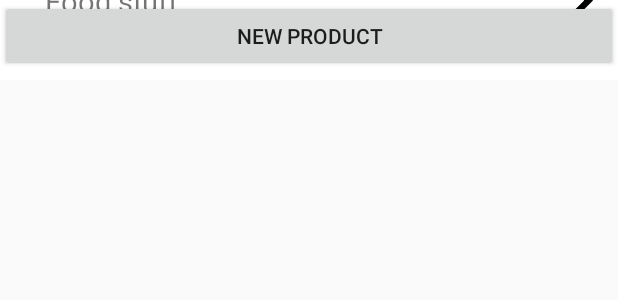
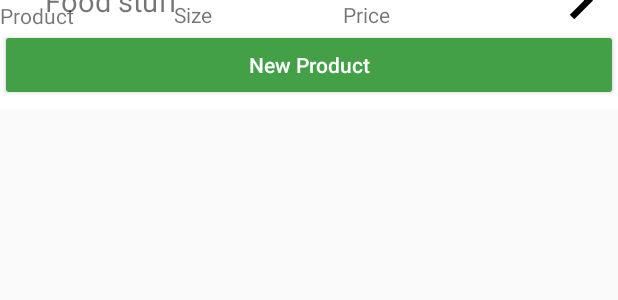
Before and after one commit to ngenovictor/digiduka, an Android app: the layout category_item.xml on its own in the app's theme, with its tools: preview values and no code run, on a phone screen of 412 x 824 dp. Shown: the top 300 px of the screen. Run offline under Robolectric (Android 15) with nearby library versions, the phone set to English and light mode, and no system bars.

Commit message:
update UIon the pick products fragments

```diff
--- a/app/src/main/java/com/digiduka/digiduka/adapters/CategoriesProductsListAdapter.java
+++ b/app/src/main/java/com/digiduka/digiduka/adapters/CategoriesProductsListAdapter.java
@@ -89,7 +89,13 @@ public class CategoriesProductsListAdapter extends RecyclerView.Adapter<Categori
             productName.setText(product.getNameOfProduct());
             productSize.setText(product.getSize());
             productPrice.setText(Integer.toString(product.getBuyingPrice()));
-            dialProductsHolder.setVisibility(View.GONE);
+
+            if (!(AddStockItemFragment.stock==null) && AddStockItemFragment.stock.containsProduct(product)){
+                pickProductButton.setVisibility(View.GONE);
+                dialProductsHolder.setVisibility(View.VISIBLE);
+            }else{
+                dialProductsHolder.setVisibility(View.GONE);
+            }
 
 
             pickProductButton.setOnClickListener(new View.OnClickListener() {
@@ -121,10 +127,12 @@ public class CategoriesProductsListAdapter extends RecyclerView.Adapter<Categori
                 @Override
                 public void onClick(View view) {
                     AddStockItemFragment.stock.removeProduct(product);
-                    if (AddStockItemFragment.stock.getProducts().size() < 1) {
+                    if (!AddStockItemFragment.stock.containsProduct(product)) {
                         dialProductsHolder.setVisibility(View.GONE);
                         pickProductButton.setVisibility(View.VISIBLE);
-                        AddStockItemFragment.stock = null;
+                        if (AddStockItemFragment.stock.getProducts().size()<1){
+                            AddStockItemFragment.stock = null;
+                        }
                     }
                     refreshUI();
                 }
--- a/app/src/main/res/layout/category_item.xml
+++ b/app/src/main/res/layout/category_item.xml
@@ -14,8 +14,7 @@
         android:layout_height="wrap_content"
         app:layout_constraintTop_toTopOf="parent"
         app:layout_constraintLeft_toLeftOf="parent"
-        app:layout_constraintRight_toRightOf="parent"
-        >
+        app:layout_constraintRight_toRightOf="parent">
 
         <TextView
             android:id="@+id/gridText"
@@ -40,22 +39,60 @@
             android:id="@+id/categoryProductsHolder"
             android:layout_width="match_parent"
             android:layout_height="wrap_content">
+            <TextView
+                android:id="@+id/productNameTitle"
+                android:text="Product"
+                android:paddingTop="5dp"
+                android:paddingBottom="5dp"
+                android:layout_width="wrap_content"
+                android:layout_height="wrap_content"
+                app:layout_constraintTop_toTopOf="parent"
+                app:layout_constraintLeft_toLeftOf="parent"
+                app:layout_constraintRight_toRightOf="parent"
+                app:layout_constraintHorizontal_bias="0"
+                app:layout_constraintBottom_toTopOf="@+id/categoryProductsScroll"/>
+            <TextView
+                android:id="@+id/productSizeTitle"
+                android:text="Size"
+                android:layout_width="wrap_content"
+                android:layout_height="wrap_content"
+                app:layout_constraintTop_toTopOf="@+id/productNameTitle"
+                app:layout_constraintLeft_toLeftOf="parent"
+                app:layout_constraintBottom_toBottomOf="@+id/productNameTitle"
+                app:layout_constraintRight_toRightOf="parent"
+                app:layout_constraintHorizontal_bias="0.3"/>
+            <TextView
+                android:id="@+id/productPriceTitle"
+                android:text="Price"
+                android:layout_width="wrap_content"
+                android:layout_height="wrap_content"
+                app:layout_constraintLeft_toLeftOf="parent"
+                app:layout_constraintTop_toTopOf="@+id/productNameTitle"
+                app:layout_constraintBottom_toBottomOf="@+id/productNameTitle"
+                app:layout_constraintRight_toRightOf="parent"
+                app:layout_constraintHorizontal_bias="0.6"/>
 
             <ScrollView
                 android:id="@+id/categoryProductsScroll"
                 android:layout_width="match_parent"
                 android:layout_height="wrap_content"
                 app:layout_constraintLeft_toLeftOf="parent"
-                app:layout_constraintRight_toRightOf="parent">
+                app:layout_constraintRight_toRightOf="parent"
+                app:layout_constraintTop_toBottomOf="@+id/productPriceTitle">
 
                 <android.support.v7.widget.RecyclerView
                     android:id="@+id/categoryProductsRecyclerView"
-                    android:layout_width="wrap_content"
-                    android:layout_height="wrap_content"></android.support.v7.widget.RecyclerView>
+                    android:layout_width="match_parent"
+                    android:layout_height="wrap_content">
+
+                </android.support.v7.widget.RecyclerView>
             </ScrollView>
             <Button
                 android:id="@+id/addProductButton"
                 android:text="New Product"
+                android:textColor="#fff"
+                android:textAllCaps="false"
+                android:backgroundTint="@color/backgroundButtons"
                 android:layout_width="match_parent"
                 android:layout_height="wrap_content"
                 app:layout_constraintTop_toBottomOf="@+id/categoryProductsScroll"
--- a/app/src/main/res/layout/category_products_list.xml
+++ b/app/src/main/res/layout/category_products_list.xml
@@ -7,7 +7,6 @@
     <TextView
         android:id="@+id/productName"
         android:text="Biscuit"
-        android:textSize="20dp"
         android:paddingTop="5dp"
         android:paddingBottom="5dp"
         android:layout_width="wrap_content"
@@ -36,6 +35,9 @@
     <Button
         android:id="@+id/pickProductButton"
         android:text="pick"
+        android:textAllCaps="false"
+        android:backgroundTint="#f4511e"
+        android:textColor="#fff"
         android:layout_width="wrap_content"
         android:layout_height="wrap_content"
         app:layout_constraintTop_toTopOf="@+id/productName"
@@ -51,6 +53,9 @@
         <Button
             android:id="@+id/incrementProduct"
             android:text="+"
+            android:textColor="#fff"
+            android:textAllCaps="false"
+            android:backgroundTint="#f4511e"
             android:layout_width="50dp"
             android:layout_height="wrap_content"
             app:layout_constraintTop_toTopOf="parent"
@@ -60,6 +65,9 @@
         <Button
             android:id="@+id/deductProduct"
             android:text="-"
+            android:textColor="#fff"
+            android:textAllCaps="false"
+            android:backgroundTint="#f4511e"
             android:layout_width="50dp"
             android:layout_height="wrap_content"
             app:layout_constraintTop_toTopOf="parent"
```
